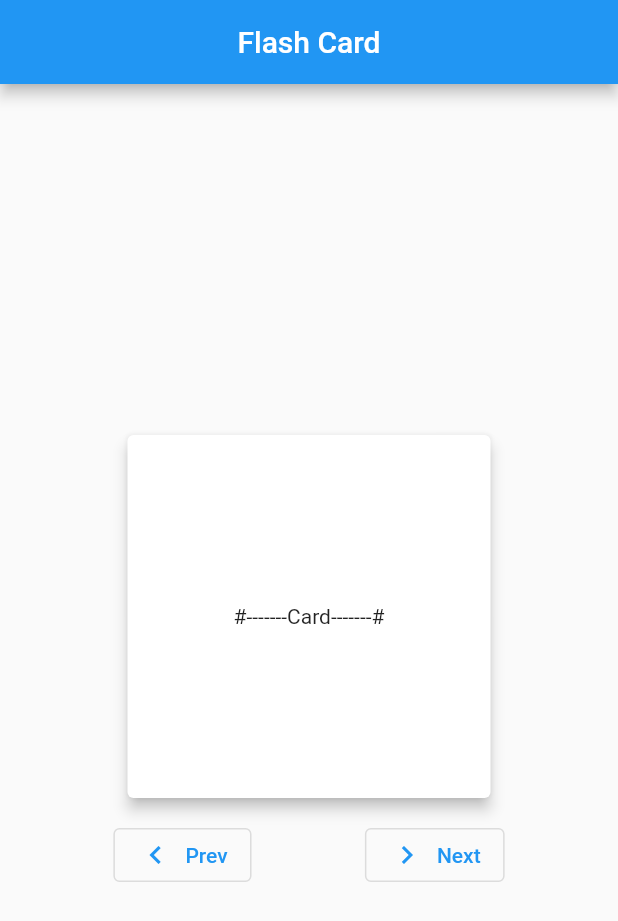
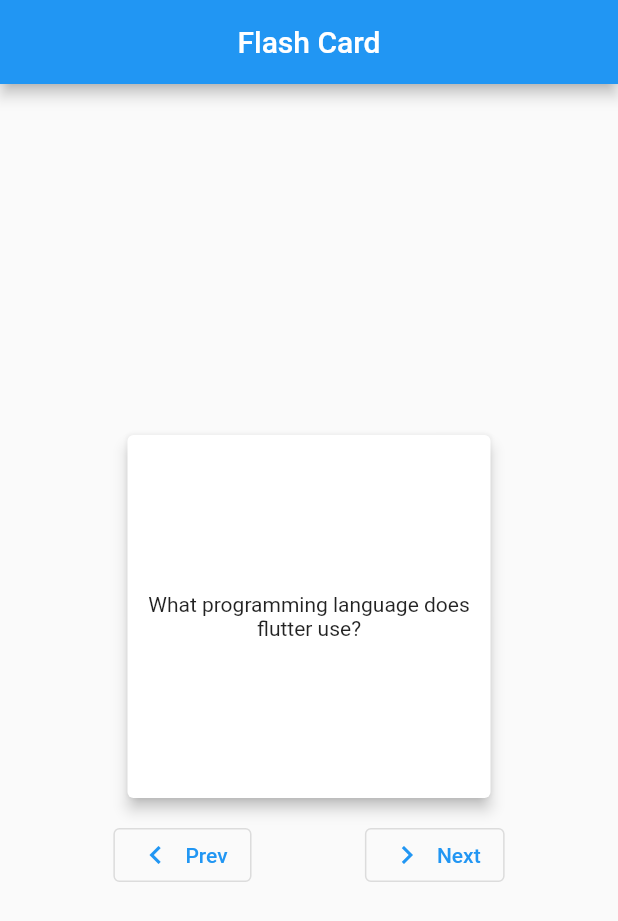
Before and after one commit to ashutosh-rai-78/FlashCard-App, a Flutter app: the screen it shows after launch, after a tap on "Prev", on a phone screen of 412 x 824 dp. Shown: the top 921 px of the screen. Run offline on Flutter 3.47's test engine with Material 2 defaults, Android fonts, the phone set to English and light mode, and no system bars; drawn by our look-alikes of flip_card.

Commit message:
final Commit

```diff
--- /dev/null
+++ b/lib/flashcard.dart
@@ -0,0 +1,5 @@
+class FlashCard{
+  final String questions;
+  final String answers;
+  FlashCard(this.questions, this.answers);
+}
--- a/lib/pages/home_page.dart
+++ b/lib/pages/home_page.dart
@@ -1,14 +1,27 @@
+import 'package:flashcards/flashcard.dart';
+import 'package:flashcards/views/flash_card_view.dart';
 import 'package:flip_card/flip_card.dart';
 import 'package:flutter/material.dart';
 
-class HomePage extends StatelessWidget {
+class HomePage extends StatefulWidget {
   const HomePage({Key? key}) : super(key: key);
 
+  @override
+  State<HomePage> createState() => _HomePageState();
+}
+
+class _HomePageState extends State<HomePage> {
+  final List<FlashCard> _list = [
+    FlashCard("Flutter Release Date", "May 2017"),
+    FlashCard("What programming language does flutter use?", "dart"),
+  ];
+
+  int _currentIndex = 0;
   @override
   Widget build(BuildContext context) {
     return Scaffold(
       appBar: AppBar(
-        title: Text("Flash Card"),
+        title: const Text("Flash Card"),
         centerTitle: true,
       ),
       body: SafeArea(
@@ -16,26 +29,20 @@ class HomePage extends StatelessWidget {
           child: Column(
             mainAxisAlignment: MainAxisAlignment.center,
             children: [
-              const SizedBox(
+               SizedBox(
                 height: 250,
                 width: 250,
                 child: FlipCard(
-                  back: Card(
-                    elevation: 4,
-                    child: Center(child: Text("*--------Card--------*")),
-                  ),
-                  front: Card(
-                    elevation: 4,
-                    child: Center(child: Text("#-------Card-------#")),
-                  ),
+                  back: FlashCardView(text: _list[_currentIndex].answers),
+                  front: FlashCardView(text: _list[_currentIndex].questions)
                 ),
               ),
-            SizedBox(height: 10,),
+            const SizedBox(height: 10,),
               Row(
                 mainAxisAlignment: MainAxisAlignment.spaceEvenly,
                 children: [
-                  OutlinedButton.icon(onPressed: (){}, icon: const Icon(Icons.chevron_left),label: const Text("Prev"),),
-                  OutlinedButton.icon(onPressed: (){}, icon: const Icon(Icons.chevron_right),label: const Text("Next"),)
+                  OutlinedButton.icon(onPressed: showPrevCard, icon: const Icon(Icons.chevron_left),label: const Text("Prev"),),
+                  OutlinedButton.icon(onPressed: showNextCard, icon: const Icon(Icons.chevron_right),label: const Text("Next"),)
                 ],
               )
             ],
@@ -44,4 +51,14 @@ class HomePage extends StatelessWidget {
       ),
     );
   }
+  void showNextCard(){
+    setState((){
+      _currentIndex = (_currentIndex + 1 < _list.length) ? _currentIndex + 1 : 0;
+    });
+  }
+  void showPrevCard(){
+    setState((){
+      _currentIndex = (_currentIndex - 1 >= 0) ? _currentIndex - 1 : _list.length - 1;
+    });
+  }
 }
--- /dev/null
+++ b/lib/views/flash_card_view.dart
@@ -0,0 +1,14 @@
+import 'package:flutter/material.dart';
+
+class FlashCardView extends StatelessWidget {
+  final String text;
+  const FlashCardView({Key? key,required this.text}) : super(key: key);
+
+  @override
+  Widget build(BuildContext context) {
+    return Card(
+      elevation: 4,
+      child: Center(child: Text(text,textAlign: TextAlign.center,)),
+    );
+  }
+}
```
